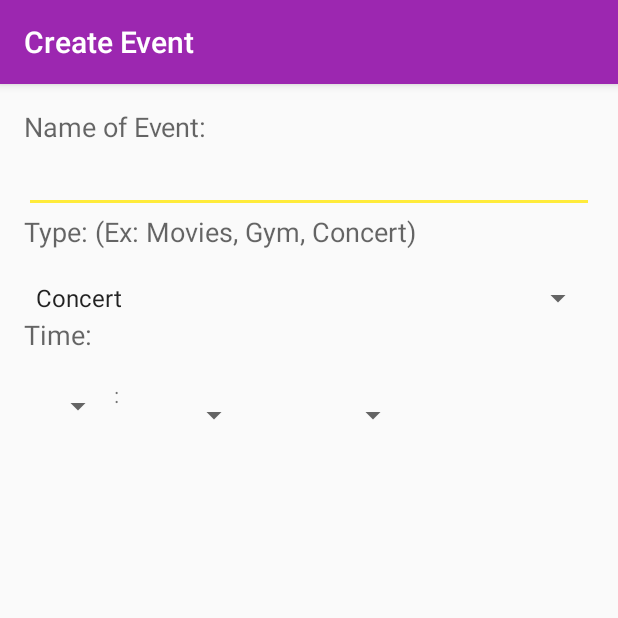
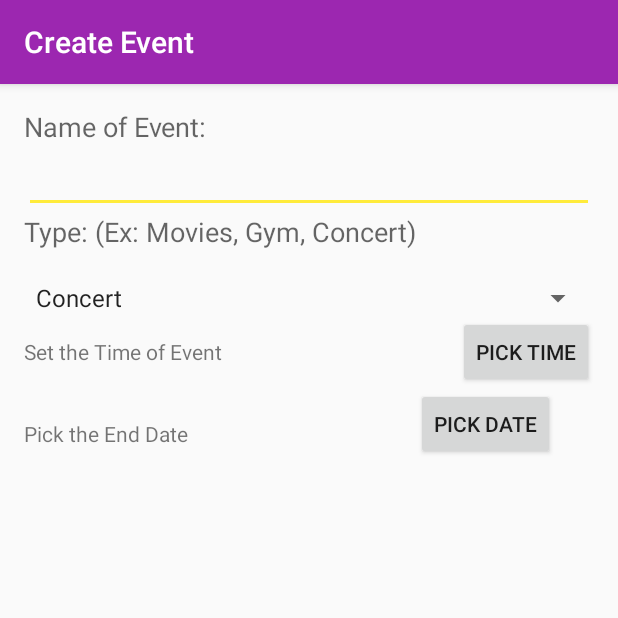
Before and after one commit to snorris31/PlusOne, an Android app: the CreateEvent screen opened directly, with no data from a screen before it, on a phone screen of 412 x 824 dp, the top half of it. Run offline under Robolectric (Android 15) with nearby library versions, the phone set to English and light mode, and no system bars.

Commit message:
added being able to pick a time and date for the EventCreate Activity

```diff
--- a/app/src/main/java/com/example/sara/plusone/CreateEvent.java
+++ b/app/src/main/java/com/example/sara/plusone/CreateEvent.java
@@ -1,13 +1,29 @@
 package com.example.sara.plusone;
 
+import android.app.DatePickerDialog;
+import android.app.TimePickerDialog;
+import android.content.DialogInterface;
 import android.os.Bundle;
 import android.support.design.widget.FloatingActionButton;
 import android.support.design.widget.Snackbar;
 import android.support.v7.app.AppCompatActivity;
 import android.support.v7.widget.Toolbar;
 import android.view.View;
+import android.widget.Button;
+import android.widget.DatePicker;
+import android.widget.TextView;
+import android.widget.TimePicker;
+
+import org.w3c.dom.Text;
+
+import java.util.Calendar;
 
 public class CreateEvent extends AppCompatActivity {
+
+    Button setTime;
+    Button setDate;
+    TextView datePicker;
+    TextView timePicker;
 
     @Override
     protected void onCreate(Bundle savedInstanceState) {
@@ -15,6 +31,60 @@ public class CreateEvent extends AppCompatActivity {
         setContentView(R.layout.activity_create_event);
         Toolbar toolbar = (Toolbar) findViewById(R.id.toolbar);
         setSupportActionBar(toolbar);
+
+
+        timePicker = (TextView)findViewById(R.id.display_time);
+        datePicker = (TextView)findViewById(R.id.display_date);
+        setTime = (Button)findViewById(R.id.pick_time);
+        setDate = (Button)findViewById(R.id.pick_date);
+
+
+        setTime.setOnClickListener(new View.OnClickListener() {
+            @Override
+            public void onClick(View v) {
+                Calendar mcurrentTime = Calendar.getInstance();
+                int hour = mcurrentTime.get(Calendar.HOUR_OF_DAY);
+                int minute = mcurrentTime.get(Calendar.MINUTE);
+                TimePickerDialog mTimePicker;
+                mTimePicker = new TimePickerDialog(CreateEvent.this, new TimePickerDialog.OnTimeSetListener() {
+                    @Override
+                    public void onTimeSet(TimePicker view, int hourOfDay, int minute) {
+//                        String time = String.format()
+                        timePicker.setText(hourOfDay + ":" + minute);
+                    }
+                }, hour, minute, true);
+
+                mTimePicker.setTitle("Select Time");
+                mTimePicker.show();
+            }
+        });
+
+        setDate.setOnClickListener(new View.OnClickListener() {
+            @Override
+            public void onClick(View v) {
+                Calendar c = Calendar.getInstance();
+                int mYear = c.get(Calendar.YEAR);
+                int mMonth = c.get(Calendar.MONTH);
+                int mDay = c.get(Calendar.DAY_OF_MONTH);
+                DatePickerDialog dialog = new DatePickerDialog(CreateEvent.this,
+                        new DatePickerDialog.OnDateSetListener() {
+                            @Override
+                            public void onDateSet(DatePicker view, int year, int monthOfYear, int dayOfMonth) {
+                                int mYear = year;
+                                int mMonth = monthOfYear;
+                                int mDay = dayOfMonth;
+                                datePicker.setText(new StringBuilder()
+                                        // Month is 0 based so add 1
+                                        .append(mMonth + 1).append("/").append(mDay).append("/")
+                                        .append(mYear).append(" "));
+                            }
+                        }, mYear, mMonth, mDay);
+                dialog.show();
+            }
+        });
+
+
     }
 
+
 }
--- a/app/src/main/res/layout/content_create_event.xml
+++ b/app/src/main/res/layout/content_create_event.xml
@@ -42,60 +42,98 @@
         android:layout_alignParentEnd="true"
         android:layout_marginTop="20dp"
         android:layout_alignParentStart="true"
+        android:layout_alignParentLeft="true"
         android:clickable="true"
         android:entries="@array/eventTypes"/>
+
     <TextView
-        android:layout_below="@+id/eventType"
-        android:id="@+id/lbl_event_time"
         android:layout_width="wrap_content"
         android:layout_height="wrap_content"
-        android:textAppearance="?android:attr/textAppearanceMedium"
-        android:text="@string/event_time" />
+        android:text="Set the Time of Event"
+        android:id="@+id/display_time"
+        android:layout_alignBaseline="@+id/pick_time"
+        android:layout_alignBottom="@+id/pick_time"
+        android:layout_alignParentLeft="true"
+        android:layout_alignParentStart="true" />
+    <Button
+        android:text="Pick Time"
+        android:id="@+id/pick_time"
+        android:layout_width="wrap_content"
+        android:layout_height="wrap_content"
+        android:layout_below="@+id/eventType"
+        android:layout_alignRight="@+id/eventType"
+        android:layout_alignEnd="@+id/eventType" />
 
-    <Spinner
-        android:layout_width="60dp"
-        android:layout_height="35dp"
-        android:id="@+id/hourSpinner"
-        android:clickable="true"
-        android:entries="@array/timeHour"
-        android:layout_below="@+id/lbl_event_time"
+    <TextView
+        android:layout_width="wrap_content"
+        android:layout_height="wrap_content"
+        android:text="Pick the End Date"
+        android:id="@+id/display_date"
+        android:layout_below="@+id/display_time"
         android:layout_alignParentLeft="true"
         android:layout_alignParentStart="true"
-        android:layout_marginTop="18dp" />
+        android:layout_marginTop="35dp" />
 
-    <Spinner
-        android:layout_width="60dp"
-        android:layout_height="35dp"
-        android:id="@+id/spinner"
-        android:clickable="true"
-        android:entries="@array/timeMinutes"
-        android:layout_marginLeft="15dp"
-        android:layout_marginStart="15dp"
-        android:layout_alignBaseline="@+id/hourSpinner"
-        android:layout_alignBottom="@+id/hourSpinner"
-        android:layout_toRightOf="@+id/timeColon"
-        android:layout_toEndOf="@+id/timeColon" />
+    <Button
+        android:text="Pick Date"
+        android:id="@+id/pick_date"
+        android:layout_width="wrap_content"
+        android:layout_height="wrap_content"
+        android:layout_below="@+id/pick_time"
+        android:layout_toRightOf="@+id/lbl_event_type"
+        android:layout_toEndOf="@+id/lbl_event_type" />
+    <!--<TextView-->
+        <!--android:layout_below="@+id/eventType"-->
+        <!--android:id="@+id/lbl_event_time"-->
+        <!--android:layout_width="wrap_content"-->
+        <!--android:layout_height="wrap_content"-->
+        <!--android:textAppearance="?android:attr/textAppearanceMedium"-->
+        <!--android:text="@string/event_time" />-->
 
-    <TextView
-        android:layout_width="15dp"
-        android:layout_height="35dp"
-        android:textAppearance="?android:attr/textAppearanceSmall"
-        android:text=":"
-        android:id="@+id/timeColon"
-        android:layout_alignBottom="@+id/hourSpinner"
-        android:layout_toRightOf="@+id/hourSpinner"
-        android:layout_toEndOf="@+id/hourSpinner" />
+    <!--<Spinner-->
+        <!--android:layout_width="60dp"-->
+        <!--android:layout_height="35dp"-->
+        <!--android:id="@+id/hourSpinner"-->
+        <!--android:clickable="true"-->
+        <!--android:entries="@array/timeHour"-->
+        <!--android:layout_below="@+id/lbl_event_time"-->
+        <!--android:layout_alignParentLeft="true"-->
+        <!--android:layout_alignParentStart="true"-->
+        <!--android:layout_marginTop="18dp" />-->
 
-    <Spinner
-        android:layout_width="80dp"
-        android:layout_height="35dp"
-        android:id="@+id/timeOfDay"
-        android:layout_alignBottom="@+id/spinner"
-        android:layout_toRightOf="@+id/spinner"
-        android:layout_toEndOf="@+id/spinner"
-        android:layout_marginLeft="26dp"
-        android:layout_marginStart="26dp"
-        android:entries="@array/timeOfDay" />
+    <!--<Spinner-->
+        <!--android:layout_width="60dp"-->
+        <!--android:layout_height="35dp"-->
+        <!--android:id="@+id/spinner"-->
+        <!--android:clickable="true"-->
+        <!--android:entries="@array/timeMinutes"-->
+        <!--android:layout_marginLeft="15dp"-->
+        <!--android:layout_marginStart="15dp"-->
+        <!--android:layout_alignBaseline="@+id/hourSpinner"-->
+        <!--android:layout_alignBottom="@+id/hourSpinner"-->
+        <!--android:layout_toRightOf="@+id/timeColon"-->
+        <!--android:layout_toEndOf="@+id/timeColon" />-->
+
+    <!--<TextView-->
+        <!--android:layout_width="15dp"-->
+        <!--android:layout_height="35dp"-->
+        <!--android:textAppearance="?android:attr/textAppearanceSmall"-->
+        <!--android:text=":"-->
+        <!--android:id="@+id/timeColon"-->
+        <!--android:layout_alignBottom="@+id/hourSpinner"-->
+        <!--android:layout_toRightOf="@+id/hourSpinner"-->
+        <!--android:layout_toEndOf="@+id/hourSpinner" />-->
+
+    <!--<Spinner-->
+        <!--android:layout_width="80dp"-->
+        <!--android:layout_height="35dp"-->
+        <!--android:id="@+id/timeOfDay"-->
+        <!--android:layout_alignBottom="@+id/spinner"-->
+        <!--android:layout_toRightOf="@+id/spinner"-->
+        <!--android:layout_toEndOf="@+id/spinner"-->
+        <!--android:layout_marginLeft="26dp"-->
+        <!--android:layout_marginStart="26dp"-->
+        <!--android:entries="@array/timeOfDay" />-->
 
 
     <!--    <EditText
```
Also changed, not shown: app/src/main/java/com/example/sara/plusone/LoginFragment.java (+20 -7 lines), app/src/main/java/com/example/sara/plusone/MainActivity.java (+28 -11 lines).
